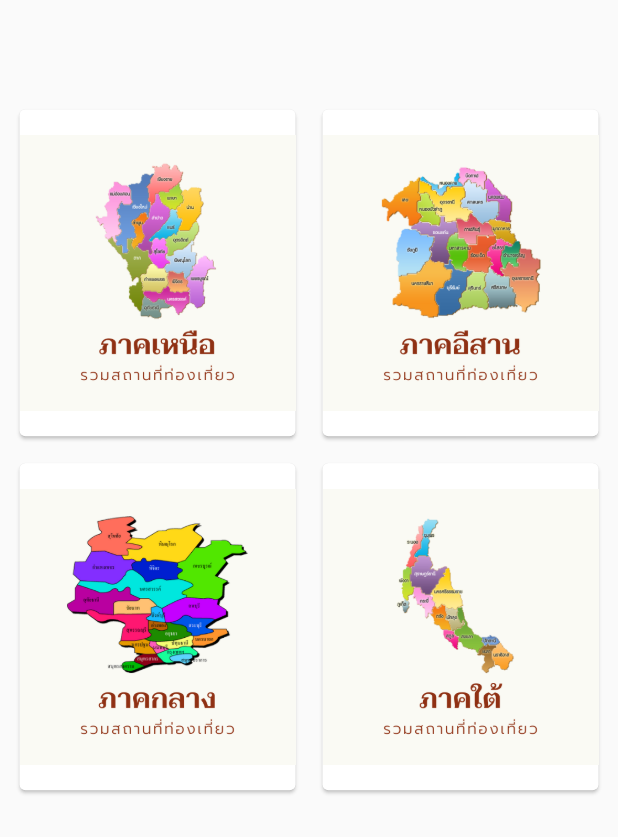
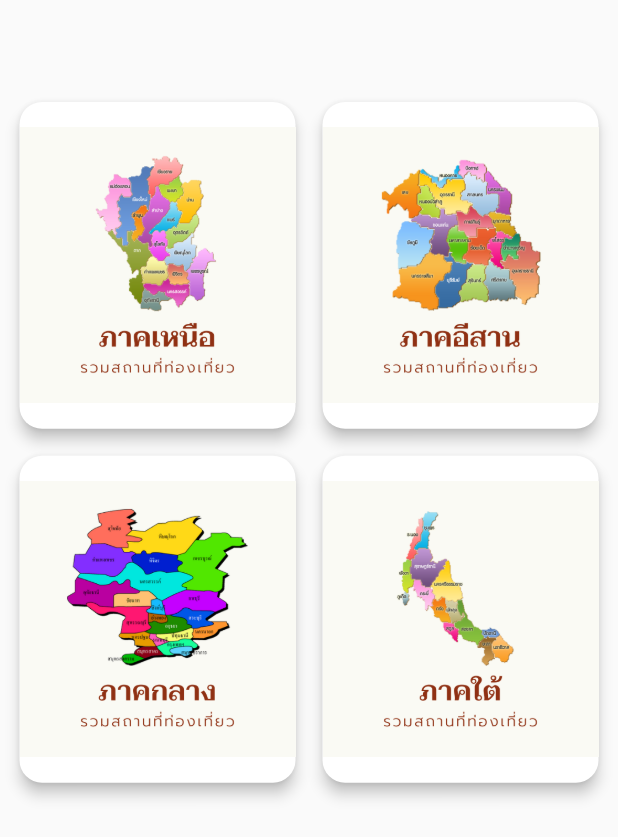
Before and after one commit to nicecs15/ITravel, a Flutter app: the Homepage screen opened directly, on a phone screen of 412 x 824 dp. Shown: the top 837 px of the screen. Run offline on Flutter 3.47's test engine with Material 2 defaults, Android fonts, the phone set to English and light mode, and no system bars; our stand-ins replace cloud_firestore, firebase_auth, firebase_core; accounts and stored records are empty.

Commit message:
*ล่าสุด เมนูกดได้ รูปลิสเท่ากัน

```diff
--- a/lib/widget/homepage.dart
+++ b/lib/widget/homepage.dart
@@ -22,7 +22,7 @@ class _HomepageState extends State<Homepage> {
     screen = MediaQuery.of(context).size.width;
     return Scaffold(
       body: Container(
-        margin: EdgeInsets.only(top: 60),
+        margin: EdgeInsets.only(top: 55),
         padding: const EdgeInsets.all(9.0), //ขยับขอบ
         child: GridView.count(
           crossAxisCount: 2,
@@ -30,10 +30,10 @@ class _HomepageState extends State<Homepage> {
           crossAxisSpacing: 10,
           mainAxisSpacing: 10,
           children: [
-            buildListTileNorthList(),
-            buildListTileIsanList(),
-            buildListTileCentralList(),
-            buildListTileSouthList(),
+            buildNorthMenu(),
+            buildIsanMenu(),
+            buildCentralMenu(),
+            buildSouthMenu(),
           ],
         ),
       ),
@@ -41,27 +41,55 @@ class _HomepageState extends State<Homepage> {
   }
 
   ////////////////////////////////////////////////////////////////////////
-  Card buildListTileNorthList() {
-    return Card(
-      child: (Image.asset('images/north.png')),
+  GestureDetector buildNorthMenu() {
+    return GestureDetector(
+      onTap: () => Navigator.pushNamed(context, '/north_list'),
+      child: Card(
+        shape: RoundedRectangleBorder(
+          borderRadius: const BorderRadius.all(Radius.circular(15)),
+        ),
+        elevation: 4,
+        child: (Image.asset('images/north.png')),
+      ),
     );
   }
 
-  Card buildListTileIsanList() {
-    return Card(
-      child: (Image.asset('images/isan.png')),
+  GestureDetector buildIsanMenu() {
+    return GestureDetector(
+      onTap: () => Navigator.pushNamed(context, '/isan_list'),
+      child: Card(
+        shape: RoundedRectangleBorder(
+          borderRadius: const BorderRadius.all(Radius.circular(15)),
+        ),
+        elevation: 4,
+        child: (Image.asset('images/isan.png')),
+      ),
     );
   }
 
-  Card buildListTileCentralList() {
-    return Card(
-      child: (Image.asset('images/central.png')),
+  GestureDetector buildCentralMenu() {
+    return GestureDetector(
+      onTap: () => Navigator.pushNamed(context, '/central_list'),
+      child: Card(
+        shape: RoundedRectangleBorder(
+          borderRadius: const BorderRadius.all(Radius.circular(15)),
+        ),
+        elevation: 4,
+        child: (Image.asset('images/central.png')),
+      ),
     );
   }
 
-  Card buildListTileSouthList() {
-    return Card(
-      child: (Image.asset('images/south.png')),
+  GestureDetector buildSouthMenu() {
+    return GestureDetector(
+      onTap: () => Navigator.pushNamed(context, '/south_list'),
+      child: Card(
+        shape: RoundedRectangleBorder(
+          borderRadius: const BorderRadius.all(Radius.circular(15)),
+        ),
+        elevation: 4,
+        child: (Image.asset('images/south.png')),
+      ),
     );
   }
 }
```
Also changed, not shown: lib/widget/central_list.dart (+15 -4 lines), lib/widget/isan_list.dart (+15 -4 lines), lib/widget/north_list.dart (+12 -1 lines), lib/widget/south_list.dart (+15 -4 lines).
